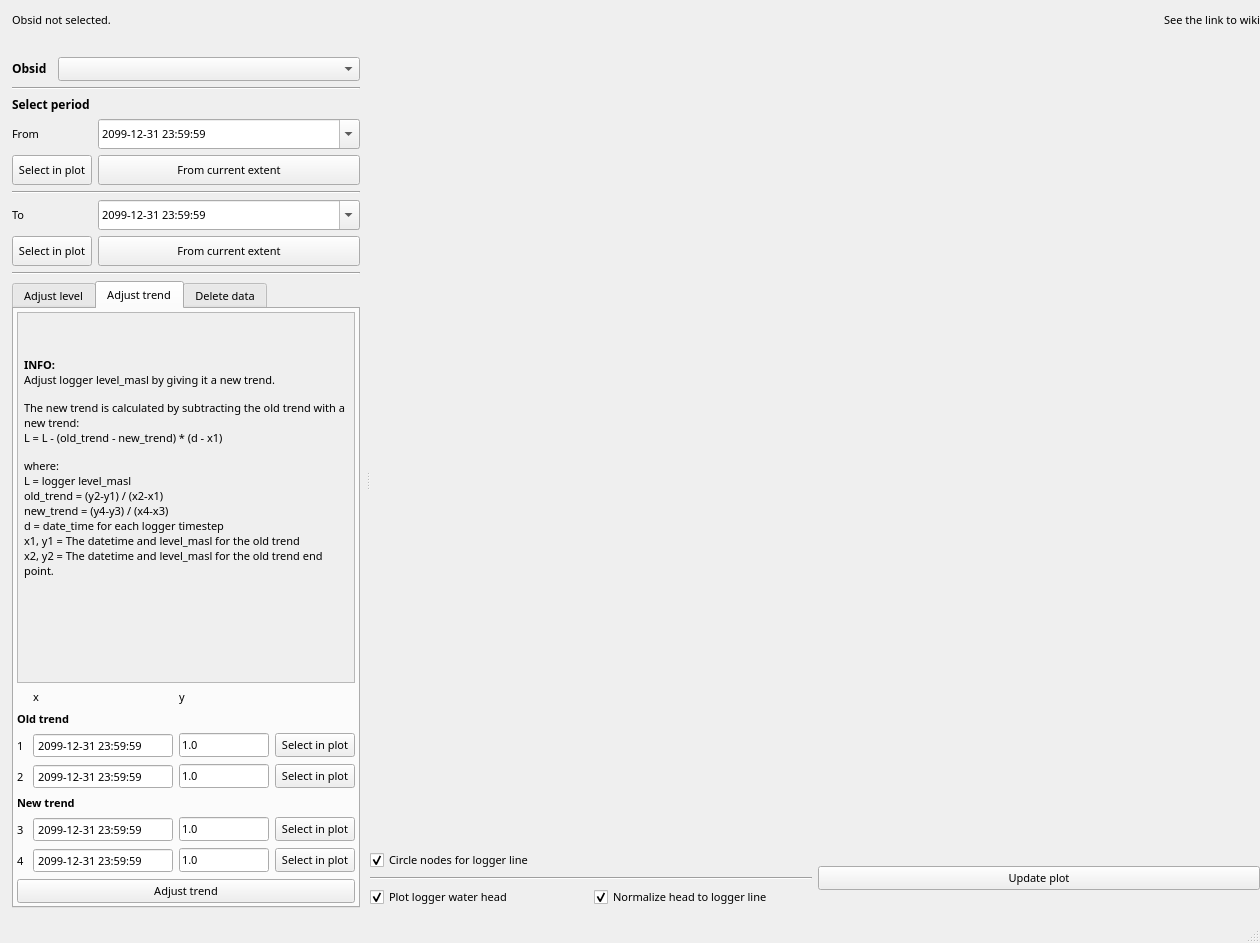
Before: the Qt Designer form ui/calibr_logger_dialog_integrated.ui in HenrikSpa/qgis-midvatten-plugin, drawn with Qt 5.
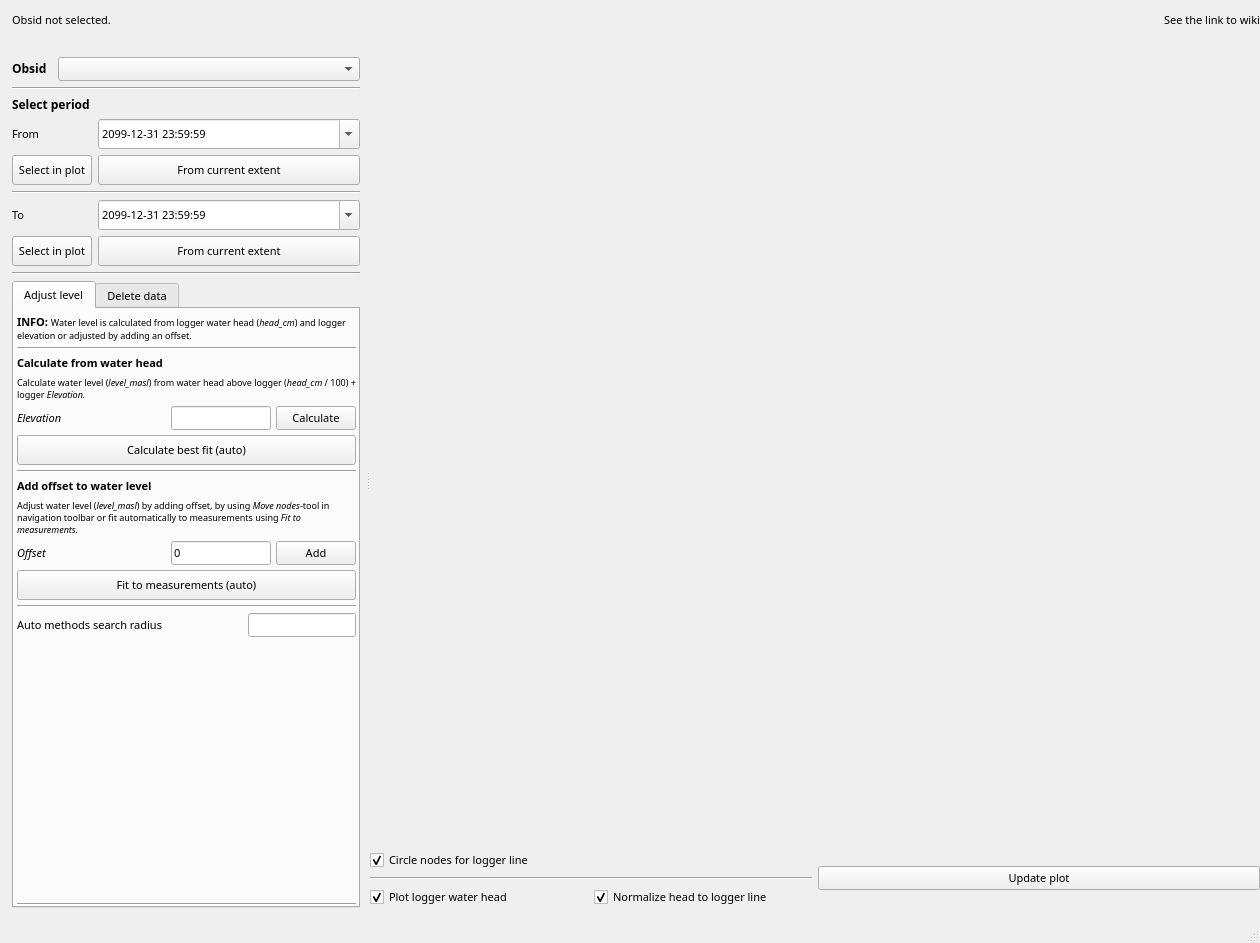
After: the same form once the commit is applied. The open tabs and pages were chosen to show the change.

Commit message: refactor(ui): remove old adjust_drift tab from logger dialog

What changed in the file:
```diff
--- a/ui/calibr_logger_dialog_integrated.ui
+++ b/ui/calibr_logger_dialog_integrated.ui
@@ -1158,652 +1158,6 @@
             </item>
            </layout>
           </widget>
-          <widget class="QWidget" name="adjust_drift">
-           <attribute name="title">
-            <string>Adjust trend</string>
-           </attribute>
-           <layout class="QVBoxLayout" name="vertical_layout">
-            <property name="leftMargin">
-             <number>0</number>
-            </property>
-            <property name="topMargin">
-             <number>0</number>
-            </property>
-            <property name="rightMargin">
-             <number>0</number>
-            </property>
-            <property name="bottomMargin">
-             <number>0</number>
-            </property>
-            <item>
-             <widget class="QWidget" name="widget" native="true">
-              <layout class="QVBoxLayout" name="vertical_layout_10">
-               <property name="leftMargin">
-                <number>3</number>
-               </property>
-               <property name="topMargin">
-                <number>3</number>
-               </property>
-               <property name="rightMargin">
-                <number>3</number>
-               </property>
-               <property name="bottomMargin">
-                <number>3</number>
-               </property>
-               <item>
-                <widget class="QScrollArea" name="scroll_area">
-                 <property name="horizontalScrollBarPolicy">
-                  <enum>Qt::ScrollBarAlwaysOff</enum>
-                 </property>
-                 <property name="widgetResizable">
-                  <bool>true</bool>
-                 </property>
-                 <widget class="QWidget" name="scroll_area_widget_contents">
-                  <property name="geometry">
-                   <rect>
-                    <x>0</x>
-                    <y>0</y>
-                    <width>336</width>
-                    <height>347</height>
-                   </rect>
-                  </property>
-                  <layout class="QVBoxLayout" name="vertical_layout_9">
-                   <property name="leftMargin">
-                    <number>6</number>
-                   </property>
-                   <property name="topMargin">
-                    <number>0</number>
-                   </property>
-                   <property name="rightMargin">
-                    <number>0</number>
-                   </property>
-                   <property name="bottomMargin">
-                    <number>0</number>
-                   </property>
-                   <item>
-                    <widget class="QLabel" name="label_8">
-                     <property name="sizePolicy">
-                      <sizepolicy hsizetype="Preferred" vsizetype="MinimumExpanding">
-                       <horstretch>0</horstretch>
-                       <verstretch>0</verstretch>
-                      </sizepolicy>
-                     </property>
-                     <property name="minimumSize">
-                      <size>
-                       <width>0</width>
-                       <height>200</height>
-                      </size>
-                     </property>
-                     <property name="font">
-                      <font>
-                       <family>Noto Sans</family>
-                       <pointsize>8</pointsize>
-                       <weight>50</weight>
-                       <bold>false</bold>
-                      </font>
-                     </property>
-                     <property name="text">
-                      <string>&lt;html&gt;&lt;head/&gt;&lt;body&gt;&lt;p&gt;&lt;span style=&quot; font-weight:600;&quot;&gt;INFO:&lt;br/&gt;&lt;/span&gt;Adjust logger level_masl by giving it a new trend.&lt;/p&gt;&lt;p&gt;The new trend is calculated by subtracting the old trend with a new trend:&lt;br/&gt;L = L - (old_trend - new_trend) * (d - x1)&lt;/p&gt;&lt;p&gt;where:&lt;br/&gt;L = logger level_masl&lt;br/&gt;old_trend = (y2-y1) / (x2-x1)&lt;br/&gt;new_trend = (y4-y3) / (x4-x3)&lt;br/&gt;d = date_time for each logger timestep&lt;br/&gt;x1, y1 = The datetime and level_masl for the old trend&lt;br/&gt;x2, y2 = The datetime and level_masl for the old trend end point.&lt;br/&gt;&lt;/p&gt;&lt;p&gt;&lt;br/&gt;&lt;/p&gt;&lt;/body&gt;&lt;/html&gt;</string>
-                     </property>
-                     <property name="wordWrap">
-                      <bool>true</bool>
-                     </property>
-                    </widget>
-                   </item>
-                  </layout>
-                 </widget>
-                </widget>
-               </item>
-               <item>
-                <layout class="QGridLayout" name="grid_layout_4">
-                 <item row="1" column="1">
-                  <widget class="QLabel" name="label_11">
-                   <property name="text">
-                    <string>x</string>
-                   </property>
-                  </widget>
-                 </item>
-                 <item row="4" column="2">
-                  <widget class="QLineEdit" name="l2_level">
-                   <property name="sizePolicy">
-                    <sizepolicy hsizetype="MinimumExpanding" vsizetype="Fixed">
-                     <horstretch>0</horstretch>
-                     <verstretch>0</verstretch>
-                    </sizepolicy>
-                   </property>
-                   <property name="minimumSize">
-                    <size>
-                     <width>10</width>
-                     <height>0</height>
-                    </size>
-                   </property>
-                   <property name="toolTip">
-                    <string>&lt;html&gt;&lt;head/&gt;&lt;body&gt;&lt;p&gt;y2 in the equation old_trend = (y2-y1) / (x2-x1)&lt;/p&gt;&lt;/body&gt;&lt;/html&gt;</string>
-                   </property>
-                   <property name="text">
-                    <string>1.0</string>
-                   </property>
-                  </widget>
-                 </item>
-                 <item row="7" column="2">
-                  <widget class="QLineEdit" name="m2_level">
-                   <property name="sizePolicy">
-                    <sizepolicy hsizetype="MinimumExpanding" vsizetype="Fixed">
-                     <horstretch>0</horstretch>
-                     <verstretch>0</verstretch>
-                    </sizepolicy>
-                   </property>
-                   <property name="minimumSize">
-                    <size>
-                     <width>10</width>
-                     <height>0</height>
-                    </size>
-                   </property>
-                   <property name="toolTip">
-                    <string>&lt;html&gt;&lt;head/&gt;&lt;body&gt;&lt;p&gt;y4 in the equation new_trend = (y4-y3) / (x4-x3)&lt;/p&gt;&lt;/body&gt;&lt;/html&gt;</string>
-                   </property>
-                   <property name="text">
-                    <string>1.0</string>
-                   </property>
-                  </widget>
-                 </item>
-                 <item row="3" column="0">
-                  <widget class="QLabel" name="l1_label">
-                   <property name="minimumSize">
-                    <size>
-                     <width>10</width>
-                     <height>0</height>
-                    </size>
-                   </property>
-                   <property name="toolTip">
-                    <string>&lt;html&gt;&lt;head/&gt;&lt;body&gt;&lt;p&gt;Logger node used as *1 in the equation a_L = (y2-y1) / (x2-x1) &lt;/p&gt;&lt;/body&gt;&lt;/html&gt;</string>
-                   </property>
-                   <property name="text">
-                    <string>1</string>
-                   </property>
-                  </widget>
-                 </item>
-                 <item row="3" column="3">
-                  <widget class="QPushButton" name="l1_button">
-                   <property name="toolTip">
-                    <string>&lt;html&gt;&lt;head/&gt;&lt;body&gt;&lt;p&gt;Select the first logger node that represents the old trend.&lt;/p&gt;&lt;/body&gt;&lt;/html&gt;</string>
-                   </property>
-                   <property name="text">
-                    <string>Select in plot</string>
-                   </property>
-                  </widget>
-                 </item>
-                 <item row="4" column="0">
-                  <widget class="QLabel" name="l2_label">
-                   <property name="minimumSize">
-                    <size>
-                     <width>10</width>
-                     <height>0</height>
-                    </size>
-                   </property>
-                   <property name="toolTip">
-                    <string>&lt;html&gt;&lt;head/&gt;&lt;body&gt;&lt;p&gt;Logger node used as *2 in the equation a_L = (y2-y1) / (x2-x1) &lt;/p&gt;&lt;/body&gt;&lt;/html&gt;</string>
-                   </property>
-                   <property name="text">
-                    <string>2</string>
-                   </property>
-                  </widget>
-                 </item>
-                 <item row="4" column="1">
-                  <widget class="QDateTimeEdit" name="l2_date">
-                   <property name="sizePolicy">
-                    <sizepolicy hsizetype="MinimumExpanding" vsizetype="Fixed">
-                     <horstretch>0</horstretch>
-                     <verstretch>0</verstretch>
-                    </sizepolicy>
-                   </property>
-                   <property name="minimumSize">
-                    <size>
-                     <width>140</width>
-                     <height>22</height>
-                    </size>
-                   </property>
-                   <property name="font">
-                    <font>
-                     <family>Arial</family>
-                     <pointsize>8</pointsize>
-                     <weight>50</weight>
-                     <italic>false</italic>
-                     <bold>false</bold>
-                    </font>
-                   </property>
-                   <property name="toolTip">
-                    <string>&lt;html&gt;&lt;head/&gt;&lt;body&gt;&lt;p&gt;x2 in the equation old_trend = (y2-y1) / (x2-x1)&lt;/p&gt;&lt;/body&gt;&lt;/html&gt;</string>
-                   </property>
-                   <property name="wrapping">
-                    <bool>false</bool>
-                   </property>
-                   <property name="frame">
-                    <bool>true</bool>
-                   </property>
-                   <property name="buttonSymbols">
-                    <enum>QAbstractSpinBox::NoButtons</enum>
-                   </property>
-                   <property name="specialValueText">
-                    <string/>
-                   </property>
-                   <property name="keyboardTracking">
-                    <bool>true</bool>
-                   </property>
-                   <property name="dateTime">
-                    <datetime>
-                     <hour>23</hour>
-                     <minute>59</minute>
-                     <second>59</second>
-                     <year>2099</year>
-                     <month>12</month>
-                     <day>31</day>
-                    </datetime>
-                   </property>
-                   <property name="date">
-                    <date>
-                     <year>2099</year>
-                     <month>12</month>
-                     <day>31</day>
-                    </date>
-                   </property>
-                   <property name="time">
-                    <time>
-                     <hour>23</hour>
-                     <minute>59</minute>
-                     <second>59</second>
-                    </time>
-                   </property>
-                   <property name="displayFormat">
-                    <string>yyyy-MM-dd HH:mm:ss</string>
-                   </property>
-                   <property name="calendarPopup">
-                    <bool>false</bool>
-                   </property>
-                  </widget>
-                 </item>
-                 <item row="4" column="3">
-                  <widget class="QPushButton" name="l2_button">
-                   <property name="toolTip">
-                    <string>&lt;html&gt;&lt;head/&gt;&lt;body&gt;&lt;p&gt;Select the last logger node that represents the old trend.&lt;/p&gt;&lt;/body&gt;&lt;/html&gt;</string>
-                   </property>
-                   <property name="text">
-                    <string>Select in plot</string>
-                   </property>
-                  </widget>
-                 </item>
-                 <item row="6" column="0">
-                  <widget class="QLabel" name="m1_label">
-                   <property name="minimumSize">
-                    <size>
-                     <width>10</width>
-                     <height>0</height>
-                    </size>
-                   </property>
-                   <property name="toolTip">
-                    <string>&lt;html&gt;&lt;head/&gt;&lt;body&gt;&lt;p&gt;Measurement node used as *1 in the equation a_M = (y2-y1) / (x2-x1) &lt;/p&gt;&lt;/body&gt;&lt;/html&gt;</string>
-                   </property>
-                   <property name="text">
-                    <string>3</string>
-                   </property>
-                  </widget>
-                 </item>
-                 <item row="6" column="1">
-                  <widget class="QDateTimeEdit" name="m1_date">
-                   <property name="sizePolicy">
-                    <sizepolicy hsizetype="MinimumExpanding" vsizetype="Fixed">
-                     <horstretch>0</horstretch>
-                     <verstretch>0</verstretch>
-                    </sizepolicy>
-                   </property>
-                   <property name="minimumSize">
-                    <size>
-                     <width>140</width>
-                     <height>22</height>
-                    </size>
-                   </property>
-                   <property name="font">
-                    <font>
-                     <family>Arial</family>
-                     <pointsize>8</pointsize>
-                     <weight>50</weight>
-                     <italic>false</italic>
-                     <bold>false</bold>
-                    </font>
-                   </property>
-                   <property name="toolTip">
-                    <string>&lt;html&gt;&lt;head/&gt;&lt;body&gt;&lt;p&gt;x3 in the equation new_trend = (y4-y3) / (x4-x3)&lt;/p&gt;&lt;/body&gt;&lt;/html&gt;</string>
-                   </property>
-                   <property name="wrapping">
-                    <bool>false</bool>
-                   </property>
-                   <property name="frame">
-                    <bool>true</bool>
-                   </property>
-                   <property name="buttonSymbols">
-                    <enum>QAbstractSpinBox::NoButtons</enum>
-                   </property>
-                   <property name="specialValueText">
-                    <string/>
-                   </property>
-                   <property name="keyboardTracking">
-                    <bool>true</bool>
-                   </property>
-                   <property name="dateTime">
-                    <datetime>
-                     <hour>23</hour>
-                     <minute>59</minute>
-                     <second>59</second>
-                     <year>2099</year>
-                     <month>12</month>
-                     <day>31</day>
-                    </datetime>
-                   </property>
-                   <property name="date">
-                    <date>
-                     <year>2099</year>
-                     <month>12</month>
-                     <day>31</day>
-                    </date>
-                   </property>
-                   <property name="time">
-                    <time>
-                     <hour>23</hour>
-                     <minute>59</minute>
-                     <second>59</second>
-                    </time>
-                   </property>
-                   <property name="displayFormat">
-                    <string>yyyy-MM-dd HH:mm:ss</string>
-                   </property>
-                   <property name="calendarPopup">
-                    <bool>false</bool>
-                   </property>
-                  </widget>
-                 </item>
-                 <item row="6" column="3">
-                  <widget class="QPushButton" name="m1_button">
-                   <property name="toolTip">
-                    <string>&lt;html&gt;&lt;head/&gt;&lt;body&gt;&lt;p&gt;Select the start point for the new trend.&lt;/p&gt;&lt;/body&gt;&lt;/html&gt;</string>
-                   </property>
-                   <property name="text">
-                    <string>Select in plot</string>
-                   </property>
-                  </widget>
-                 </item>
-                 <item row="7" column="0">
-                  <widget class="QLabel" name="m2_label">
-                   <property name="minimumSize">
-                    <size>
-                     <width>10</width>
-                     <height>0</height>
-                    </size>
-                   </property>
-                   <property name="toolTip">
-                    <string>&lt;html&gt;&lt;head/&gt;&lt;body&gt;&lt;p&gt;Measurement node used as *2 in the equation a_M = (y2-y1) / (x2-x1) &lt;/p&gt;&lt;/body&gt;&lt;/html&gt;</string>
-                   </property>
-                   <property name="text">
-                    <string>4</string>
-                   </property>
-                  </widget>
-                 </item>
-                 <item row="7" column="1">
-                  <widget class="QDateTimeEdit" name="m2_date">
-                   <property name="sizePolicy">
-                    <sizepolicy hsizetype="MinimumExpanding" vsizetype="Fixed">
-                     <horstretch>0</horstretch>
-                     <verstretch>0</verstretch>
-                    </sizepolicy>
-                   </property>
-                   <property name="minimumSize">
-                    <size>
-                     <width>140</width>
-                     <height>22</height>
-                    </size>
-                   </property>
-                   <property name="font">
-                    <font>
-                     <family>Arial</family>
-                     <pointsize>8</pointsize>
-                     <weight>50</weight>
-                     <italic>false</italic>
-                     <bold>false</bold>
-                    </font>
-                   </property>
-                   <property name="toolTip">
-                    <string>&lt;html&gt;&lt;head/&gt;&lt;body&gt;&lt;p&gt;x4 in the equation new_trend = (y4-y3) / (x4-x3)&lt;/p&gt;&lt;/body&gt;&lt;/html&gt;</string>
-                   </property>
-                   <property name="wrapping">
-                    <bool>false</bool>
-                   </property>
-                   <property name="frame">
-                    <bool>true</bool>
-                   </property>
-                   <property name="buttonSymbols">
-                    <enum>QAbstractSpinBox::NoButtons</enum>
-                   </property>
-                   <property name="specialValueText">
-                    <string/>
-                   </property>
-                   <property name="keyboardTracking">
-                    <bool>true</bool>
-                   </property>
-                   <property name="dateTime">
-                    <datetime>
-                     <hour>23</hour>
-                     <minute>59</minute>
-                     <second>59</second>
-                     <year>2099</year>
-                     <month>12</month>
-                     <day>31</day>
-                    </datetime>
-                   </property>
-                   <property name="date">
-                    <date>
-                     <year>2099</year>
-                     <month>12</month>
-                     <day>31</day>
-                    </date>
-                   </property>
-                   <property name="time">
-                    <time>
-                     <hour>23</hour>
-                     <minute>59</minute>
-                     <second>59</second>
-                    </time>
-                   </property>
-                   <property name="displayFormat">
-                    <string>yyyy-MM-dd HH:mm:ss</string>
-                   </property>
-                   <property name="calendarPopup">
-                    <bool>false</bool>
-                   </property>
-                  </widget>
-                 </item>
-                 <item row="7" column="3">
-                  <widget class="QPushButton" name="m2_button">
-                   <property name="toolTip">
-                    <string>&lt;html&gt;&lt;head/&gt;&lt;body&gt;&lt;p&gt;Select the end point for the new trend.&lt;/p&gt;&lt;/body&gt;&lt;/html&gt;</string>
-                   </property>
-                   <property name="text">
-                    <string>Select in plot</string>
-                   </property>
-                  </widget>
-                 </item>
-                 <item row="3" column="2">
-                  <widget class="QLineEdit" name="l1_level">
-                   <property name="sizePolicy">
-                    <sizepolicy hsizetype="MinimumExpanding" vsizetype="Fixed">
-                     <horstretch>0</horstretch>
-                     <verstretch>0</verstretch>
-                    </sizepolicy>
-                   </property>
-                   <property name="minimumSize">
-                    <size>
-                     <width>10</width>
-                     <height>0</height>
-                    </size>
-                   </property>
-                   <property name="toolTip">
-                    <string>&lt;html&gt;&lt;head/&gt;&lt;body&gt;&lt;p&gt;y1 in the equation old_trend = (y2-y1) / (x2-x1)&lt;/p&gt;&lt;/body&gt;&lt;/html&gt;</string>
-                   </property>
-                   <property name="inputMethodHints">
-                    <set>Qt::ImhDigitsOnly</set>
-                   </property>
-                   <property name="text">
-                    <string>1.0</string>
-                   </property>
-                  </widget>
-                 </item>
-                 <item row="6" column="2">
-                  <widget class="QLineEdit" name="m1_level">
-                   <property name="sizePolicy">
-                    <sizepolicy hsizetype="MinimumExpanding" vsizetype="Fixed">
-                     <horstretch>0</horstretch>
-                     <verstretch>0</verstretch>
-                    </sizepolicy>
-                   </property>
-                   <property name="minimumSize">
-                    <size>
-                     <width>10</width>
-                     <height>0</height>
-                    </size>
-                   </property>
-                   <property name="toolTip">
-                    <string>&lt;html&gt;&lt;head/&gt;&lt;body&gt;&lt;p&gt;y3 in the equation new_trend = (y4-y3) / (x4-x3)&lt;/p&gt;&lt;/body&gt;&lt;/html&gt;</string>
-                   </property>
-                   <property name="text">
-                    <string>1.0</string>
-                   </property>
-                  </widget>
-                 </item>
-                 <item row="3" column="1" alignment="Qt::AlignTop">
-                  <widget class="QDateTimeEdit" name="l1_date">
-                   <property name="sizePolicy">
-                    <sizepolicy hsizetype="MinimumExpanding" vsizetype="Fixed">
-                     <horstretch>0</horstretch>
-                     <verstretch>0</verstretch>
-                    </sizepolicy>
-                   </property>
-                   <property name="minimumSize">
-                    <size>
-                     <width>140</width>
-                     <height>22</height>
-                    </size>
-                   </property>
-                   <property name="font">
-                    <font>
-                     <family>Arial</family>
-                     <pointsize>8</pointsize>
-                     <weight>50</weight>
-                     <italic>false</italic>
-                     <bold>false</bold>
-                    </font>
-                   </property>
-                   <property name="toolTip">
-                    <string>&lt;html&gt;&lt;head/&gt;&lt;body&gt;&lt;p&gt;x1 in the equation old_trend = (y2-y1) / (x2-x1)&lt;/p&gt;&lt;/body&gt;&lt;/html&gt;</string>
-                   </property>
-                   <property name="wrapping">
-                    <bool>false</bool>
-                   </property>
-                   <property name="frame">
-                    <bool>true</bool>
-                   </property>
-                   <property name="buttonSymbols">
-                    <enum>QAbstractSpinBox::NoButtons</enum>
-                   </property>
-                   <property name="specialValueText">
-                    <string/>
-                   </property>
-                   <property name="keyboardTracking">
-                    <bool>true</bool>
-                   </property>
-                   <property name="dateTime">
-                    <datetime>
-                     <hour>23</hour>
-                     <minute>59</minute>
-                     <second>59</second>
-                     <year>2099</year>
-                     <month>12</month>
-                     <day>31</day>
-                    </datetime>
-                   </property>
-                   <property name="date">
-                    <date>
-                     <year>2099</year>
-                     <month>12</month>
-                     <day>31</day>
-                    </date>
-                   </property>
-                   <property name="time">
-                    <time>
-                     <hour>23</hour>
-                     <minute>59</minute>
-                     <second>59</second>
-                    </time>
-                   </property>
-                   <property name="displayFormat">
-                    <string>yyyy-MM-dd HH:mm:ss</string>
-                   </property>
-                   <property name="calendarPopup">
-                    <bool>false</bool>
-                   </property>
-                  </widget>
-                 </item>
-                 <item row="1" column="2">
-                  <widget class="QLabel" name="label_9">
-                   <property name="text">
-                    <string>y</string>
-                   </property>
-                  </widget>
-                 </item>
-                 <item row="2" column="0" colspan="4">
-                  <widget class="QLabel" name="label_17">
-                   <property name="font">
-                    <font>
-                     <family>Noto Sans</family>
-                     <pointsize>8</pointsize>
-                     <weight>75</weight>
-                     <bold>true</bold>
-                    </font>
-                   </property>
-                   <property name="lineWidth">
-                    <number>1</number>
-                   </property>
-                   <property name="text">
-                    <string>Old trend</string>
-                   </property>
-                  </widget>
-                 </item>
-                 <item row="5" column="0" colspan="4">
-                  <widget class="QLabel" name="label_18">
-                   <property name="font">
-                    <font>
-                     <family>Noto Sans</family>
-                     <pointsize>8</pointsize>
-                     <weight>75</weight>
-                     <bold>true</bold>
-                    </font>
-                   </property>
-                   <property name="text">
-                    <string>New trend</string>
-                   </property>
-                  </widget>
-                 </item>
-                </layout>
-               </item>
-               <item>
-                <widget class="QPushButton" name="adjust_trend_button">
-                 <property name="text">
-                  <string>Adjust trend</string>
-                 </property>
-                </widget>
-               </item>
-              </layout>
-             </widget>
-            </item>
-           </layout>
-          </widget>
           <widget class="QWidget" name="deletion_tab">
            <attribute name="title">
             <string>Delete data</string>
```
Left out of the diff: 40 changed lines with no effect on the pictures.
